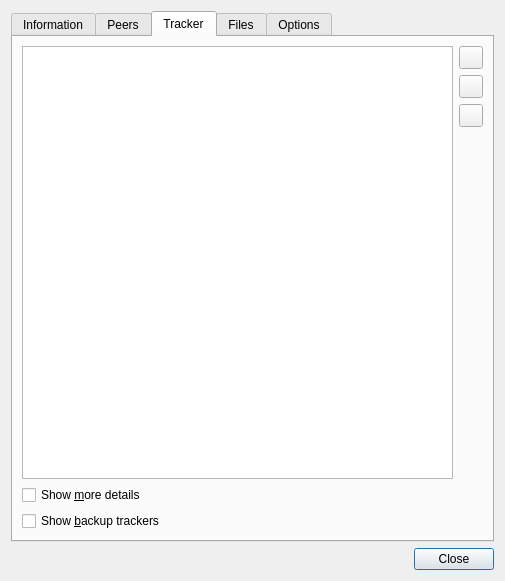
The window that qt/DetailsDialog.ui (transmission/transmission) describes before a commit, drawn with Qt 5.
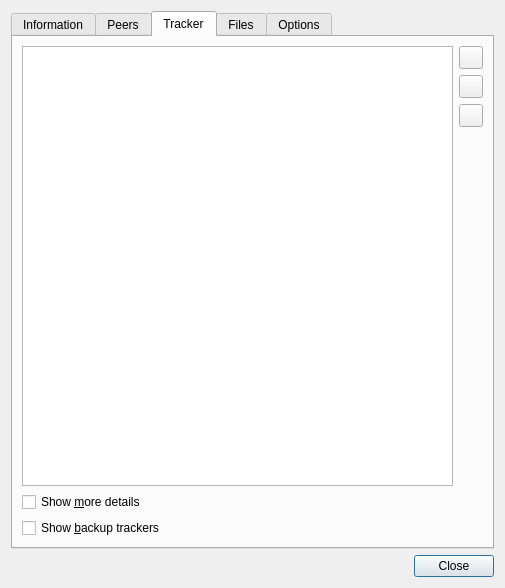
The same window after the commit. The open tabs and pages were chosen to show the change. Custom widgets are drawn as their Qt base class.

Commit message: Featured added: add comma-separated list of trackers.

Patch:
```diff
--- a/qt/DetailsDialog.ui
+++ b/qt/DetailsDialog.ui
@@ -7,7 +7,7 @@
     <x>0</x>
     <y>0</y>
     <width>505</width>
-    <height>581</height>
+    <height>588</height>
    </rect>
   </property>
   <property name="windowTitle">
```
Left out of the diff: 2 changed lines with no effect on the pictures. The commit also changes 1 other file.
